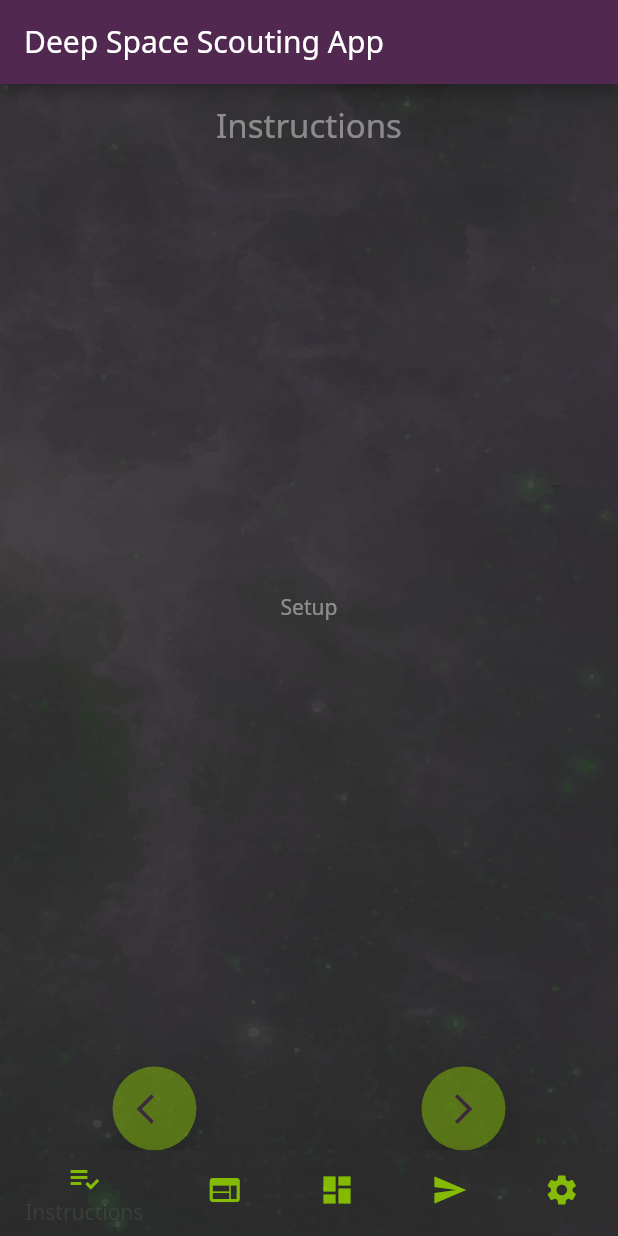
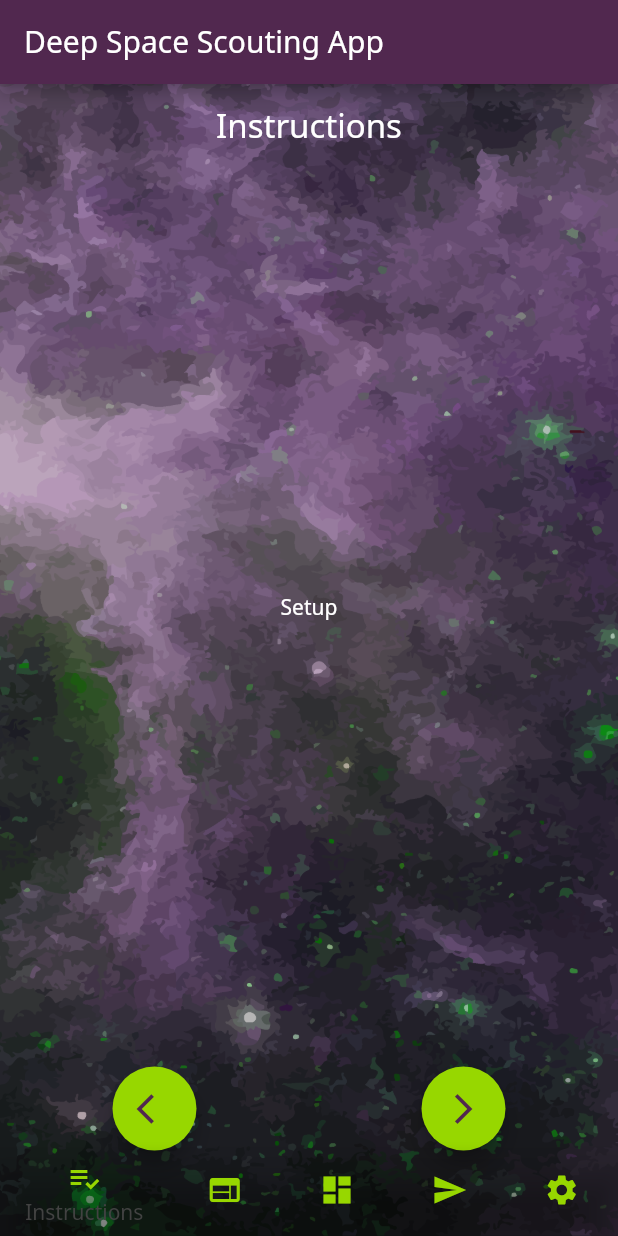
Before and after one commit to FRC1257/deep-space-scouting, a Flutter app: the screen it shows after launch, on a phone screen of 412 x 824 dp. Run offline on Flutter 3.47's test engine with Material 2 defaults, Android fonts, the phone set to English and light mode, and no system bars; our stand-ins replace flushbar; Roboto replaces fonts that are missing (Noto Sans).

Commit message:
transparent aesthetics

```diff
--- a/lib/home.dart
+++ b/lib/home.dart
@@ -32,19 +32,13 @@ class HomeState extends State<Home> {
   }
   @override
   Widget build(BuildContext context) {
-    return Stack(
-      children: <Widget>[
-        Container(
-          decoration: BoxDecoration(
-            image: DecorationImage(
-                image: AssetImage('assets/1257background.png'),
-                fit: BoxFit.cover),
-          ),
-        ),
-        Opacity(
-          child: Scaffold(
-            body: Opacity(child: children[currentIndex], opacity: .5),
-            bottomNavigationBar: BottomNavigationBar(
+    return Scaffold(
+          body: children[currentIndex],
+          backgroundColor: Colors.transparent,
+          bottomNavigationBar: Theme(
+            data: Theme.of(context).copyWith(canvasColor: Colors.transparent),
+            child: BottomNavigationBar(
+
               onTap: onTabTapped,
               currentIndex: currentIndex,
               items: [
@@ -100,10 +94,7 @@ class HomeState extends State<Home> {
                 )
               ],
             ),
-          ),
-          opacity: .85
-        ),
-      ],
+          )
     );
   }
 }
--- a/lib/instructions.dart
+++ b/lib/instructions.dart
@@ -35,6 +35,7 @@ class InstructionsState extends State<Instructions> {
   @override
   Widget build(BuildContext context) {
     return Scaffold(
+      backgroundColor: Colors.transparent,
       body: Column(
         children: <Widget>[
           Padding(padding: EdgeInsets.only(left: 8.0, right: 8.0, bottom: 0.0, top: 12.0), child: Center(child: Text('Instructions', style: TextStyle(fontSize: 22)))),
@@ -65,10 +66,8 @@ class InstructionsState extends State<Instructions> {
                     mainAxisAlignment: MainAxisAlignment.center,
                   )
               ),
-
             ],
           )
-
         ],
       ),
     );
--- a/lib/main.dart
+++ b/lib/main.dart
@@ -30,11 +30,24 @@ class ScoutAppState extends State<ScoutApp> {
           backgroundColor: Color(0xFF222326),
           fontFamily: 'Noto Sans'
       ),
-      home: Scaffold(
-        appBar: AppBar(
-            title: Text('Deep Space Scouting App')
-        ),
-        body: Home(),
+      home: Stack(
+          children: <Widget>[
+            Container(
+              decoration: BoxDecoration(
+                image: DecorationImage(
+                    image: AssetImage('assets/1257background.png'),
+                    fit: BoxFit.cover
+                ),
+              ),
+            ),
+            Scaffold(
+              backgroundColor: Colors.transparent,
+              appBar: AppBar(
+                title: Text('Deep Space Scouting App')
+              ),
+              body: Home()
+            )
+          ]
       )
     );
   }
--- a/lib/objective.dart
+++ b/lib/objective.dart
@@ -299,6 +299,7 @@ class ObjectiveState extends State<Objective> { // This is the state of the widg
   @override
   Widget build(BuildContext context) {
     return Scaffold(
+        backgroundColor: Colors.transparent,
       // The following key line is not part of the structure but put in here to specify the GlobalKey above.
       // Leave it unchanged.
         key: scaffold,
--- a/lib/pit.dart
+++ b/lib/pit.dart
@@ -231,6 +231,7 @@ class PitState extends State<Pit> {
   @override
   Widget build(BuildContext context) {
     return Scaffold(
+        backgroundColor: Colors.transparent,
         key: scaffold,
         body: Column(
           children: <Widget>[
--- a/lib/send.dart
+++ b/lib/send.dart
@@ -242,6 +242,7 @@ class SendState extends State<Send> {
   Widget build(BuildContext context) {
     if (Platform.isAndroid) {
       return Scaffold(
+          backgroundColor: Colors.transparent,
           key: scaffold,
           body: Column(
               children: <Widget>[
@@ -417,6 +418,7 @@ class SendState extends State<Send> {
       );
     } else {
       return Scaffold(
+          backgroundColor: Colors.transparent,
           key: scaffold,
           body: Column(
               children: <Widget>[
--- a/lib/settings.dart
+++ b/lib/settings.dart
@@ -58,6 +58,7 @@ class SettingsState extends State<Settings> {
   @override
   Widget build(BuildContext context) {
     return Scaffold(
+      backgroundColor: Colors.transparent,
       body: Column(
         children: <Widget>[
           Padding(padding: EdgeInsets.only(left: 8.0, right: 8.0, bottom: 0.0, top: 12.0), child: Center(child: Text('Settings', style: TextStyle(fontSize: 22)))),
```
